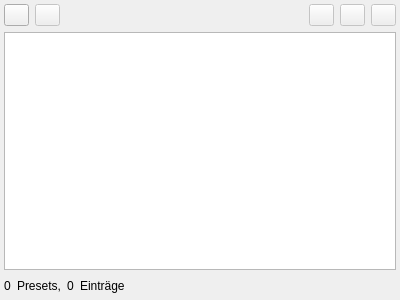
Qt form resources/design_files/presets_tab.ui (geoObserver/geobasis_loader) before a commit.
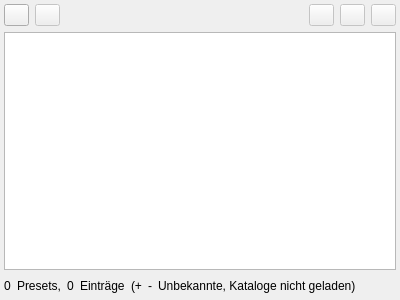
The same form after that commit.

Commit message:
fix(ui): fixed multiple things, added missing count widget
Fixed multiple small ui mistakes / layout issues, so that the dock can be quite small.
Also added a wwdiget with a counter to the preset tab to show the number of entries that are missing/not found
since the adequate catalogs aren't found / loaded.

The edit to the form file:
```diff
--- a/resources/design_files/presets_tab.ui
+++ b/resources/design_files/presets_tab.ui
@@ -329,6 +329,63 @@
         </property>
        </widget>
       </item>
+      <item>
+       <widget class="QWidget" name="missing_entries_widget" native="true">
+        <layout class="QHBoxLayout" name="horizontalLayout_3">
+         <property name="leftMargin">
+          <number>0</number>
+         </property>
+         <property name="topMargin">
+          <number>0</number>
+         </property>
+         <property name="rightMargin">
+          <number>0</number>
+         </property>
+         <property name="bottomMargin">
+          <number>0</number>
+         </property>
+         <item>
+          <widget class="QLabel" name="label_2">
+           <property name="sizePolicy">
+            <sizepolicy hsizetype="Fixed" vsizetype="Preferred">
+             <horstretch>0</horstretch>
+             <verstretch>0</verstretch>
+            </sizepolicy>
+           </property>
+           <property name="text">
+            <string>(+</string>
+           </property>
+          </widget>
+         </item>
+         <item>
+          <widget class="QLabel" name="missing_entries_count">
+           <property name="sizePolicy">
+            <sizepolicy hsizetype="Fixed" vsizetype="Preferred">
+             <horstretch>0</horstretch>
+             <verstretch>0</verstretch>
+            </sizepolicy>
+           </property>
+           <property name="text">
+            <string>-</string>
+           </property>
+          </widget>
+         </item>
+         <item>
+          <widget class="QLabel" name="label_3">
+           <property name="sizePolicy">
+            <sizepolicy hsizetype="Fixed" vsizetype="Preferred">
+             <horstretch>0</horstretch>
+             <verstretch>0</verstretch>
+            </sizepolicy>
+           </property>
+           <property name="text">
+            <string>Unbekannte, Kataloge nicht geladen)</string>
+           </property>
+          </widget>
+         </item>
+        </layout>
+       </widget>
+      </item>
       <item>
        <spacer name="horizontalSpacer_2">
         <property name="orientation">
```
The commit also changes 2 other files.
